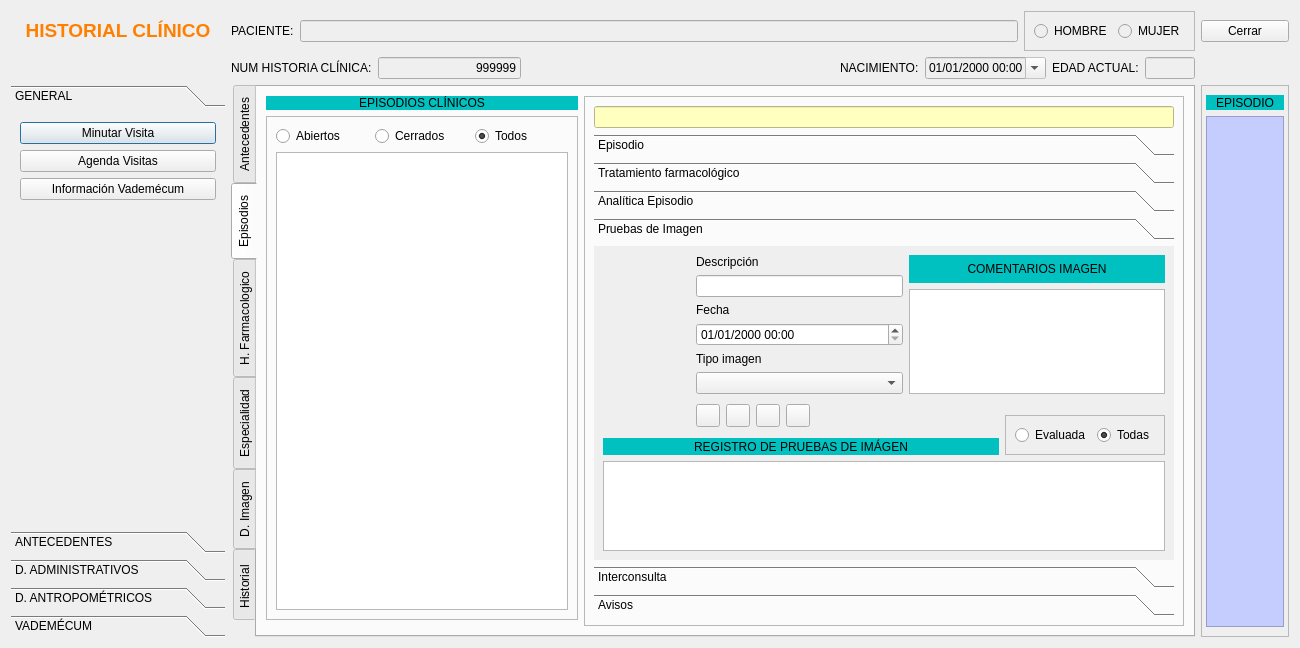
Qt form frmfichapaciente.ui (arcnexus/RedFoX) before a commit.
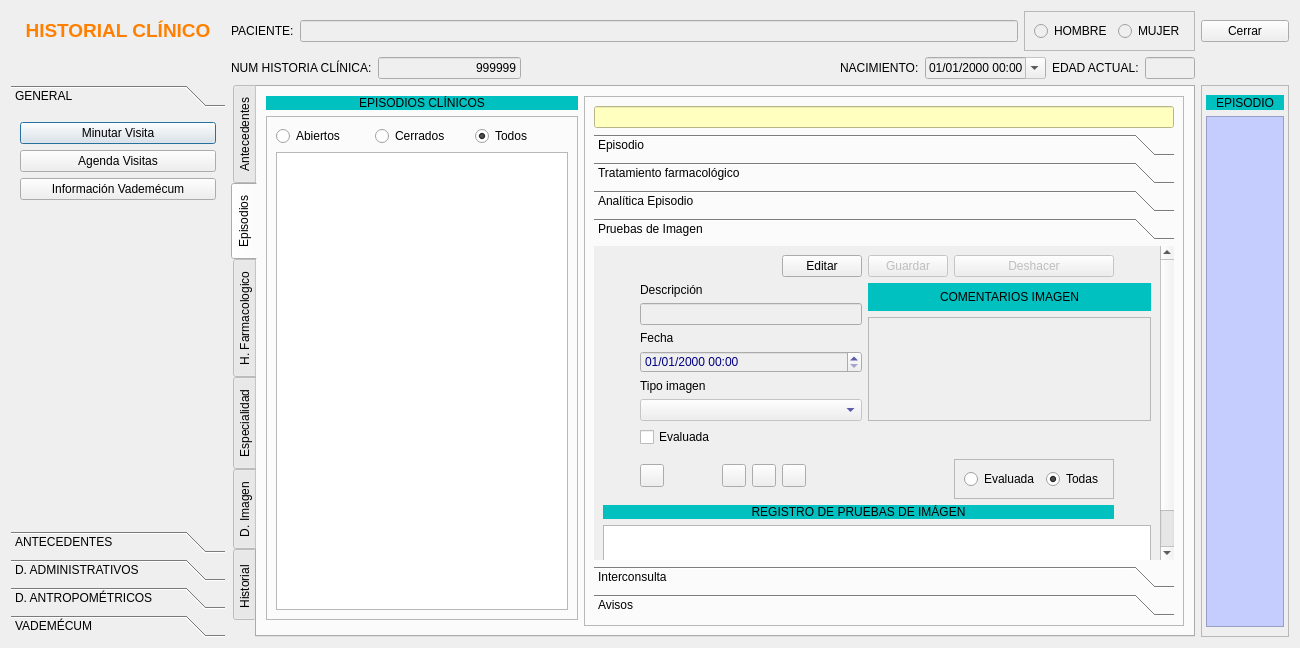
The same form after that commit. Icons and pictures are not drawn.

Commit message: Modificar registros de imagenes

The edit to the form file:
```diff
--- a/frmfichapaciente.ui
+++ b/frmfichapaciente.ui
@@ -2446,15 +2446,38 @@
               <rect>
                <x>0</x>
                <y>0</y>
-               <width>576</width>
-               <height>334</height>
+               <width>623</width>
+               <height>338</height>
               </rect>
              </property>
              <attribute name="label">
               <string>Pruebas de Imagen</string>
              </attribute>
              <layout class="QGridLayout" name="gridLayout_11">
-              <item row="0" column="0" rowspan="9">
+              <item row="0" column="6">
+               <widget class="QPushButton" name="pushButton_GuardarImagen">
+                <property name="enabled">
+                 <bool>false</bool>
+                </property>
+                <property name="text">
+                 <string>Guardar</string>
+                </property>
+               </widget>
+              </item>
+              <item row="11" column="0" colspan="8">
+               <widget class="QLabel" name="label_17">
+                <property name="styleSheet">
+                 <string notr="true">background-color: rgb(0, 192, 192);</string>
+                </property>
+                <property name="text">
+                 <string>REGISTRO DE PRUEBAS DE IMÁGEN</string>
+                </property>
+                <property name="alignment">
+                 <set>Qt::AlignCenter</set>
+                </property>
+               </widget>
+              </item>
+              <item row="1" column="0" rowspan="10">
                <widget class="QLabel" name="lblImagenDiagnostico">
                 <property name="maximumSize">
                  <size>
@@ -2470,14 +2493,14 @@
                 </property>
                </widget>
               </item>
-              <item row="0" column="1" colspan="3">
+              <item row="1" column="1" colspan="3">
                <widget class="QLabel" name="label_51">
                 <property name="text">
                  <string>Descripción</string>
                 </property>
                </widget>
               </item>
-              <item row="0" column="6" rowspan="2" colspan="2">
+              <item row="1" column="6" rowspan="2" colspan="3">
                <widget class="QLabel" name="label_87">
                 <property name="styleSheet">
                  <string notr="true">background-color: rgb(0, 192, 192);</string>
@@ -2490,37 +2513,64 @@
                 </property>
                </widget>
               </item>
-              <item row="1" column="1" rowspan="2" colspan="5">
-               <widget class="QLineEdit" name="lineEdit_descripcionimagen"/>
+              <item row="2" column="1" rowspan="2" colspan="5">
+               <widget class="QLineEdit" name="lineEdit_descripcionimagen">
+                <property name="enabled">
+                 <bool>false</bool>
+                </property>
+                <property name="styleSheet">
+                 <string notr="true">color: rgb(0, 0, 128);</string>
+                </property>
+               </widget>
               </item>
-              <item row="2" column="6" rowspan="5" colspan="2">
-               <widget class="QPlainTextEdit" name="txtComentariosImagen"/>
+              <item row="3" column="6" rowspan="5" colspan="3">
+               <widget class="QPlainTextEdit" name="txtComentariosImagen">
+                <property name="enabled">
+                 <bool>false</bool>
+                </property>
+                <property name="styleSheet">
+                 <string notr="true">color: rgb(0, 0, 128);</string>
+                </property>
+               </widget>
               </item>
-              <item row="3" column="1" colspan="2">
+              <item row="4" column="1" colspan="2">
                <widget class="QLabel" name="label_52">
                 <property name="text">
                  <string>Fecha</string>
                 </property>
                </widget>
               </item>
-              <item row="4" column="1" colspan="5">
+              <item row="7" column="1" colspan="5">
+               <widget class="QComboBox" name="comboBox_tipoImagen">
+                <property name="enabled">
+                 <bool>false</bool>
+                </property>
+                <property name="styleSheet">
+                 <string notr="true">color: rgb(0, 0, 128);</string>
+                </property>
+               </widget>
+              </item>
+              <item row="5" column="1" colspan="5">
                <widget class="QDateTimeEdit" name="dateEdit_fechaimagen">
+                <property name="enabled">
+                 <bool>false</bool>
+                </property>
+                <property name="styleSheet">
+                 <string notr="true">color: rgb(0, 0, 128);</string>
+                </property>
                 <property name="displayFormat">
                  <string>dd/MM/yyyy HH:mm</string>
                 </property>
                </widget>
               </item>
-              <item row="5" column="1" colspan="3">
+              <item row="6" column="1" colspan="3">
                <widget class="QLabel" name="label_53">
                 <property name="text">
                  <string>Tipo imagen</string>
                 </property>
                </widget>
               </item>
-              <item row="6" column="1" colspan="5">
-               <widget class="QComboBox" name="comboBox_tipoImagen"/>
-              </item>
-              <item row="7" column="1" rowspan="2">
+              <item row="9" column="1" rowspan="2">
                <widget class="QToolButton" name="btnAnadirImagen">
                 <property name="toolTip">
                  <string>Añadir prueba de imagen</string>
@@ -2534,7 +2584,7 @@
                 </property>
                </widget>
               </item>
-              <item row="7" column="2" rowspan="2">
+              <item row="9" column="2" rowspan="2">
                <widget class="QToolButton" name="btnBorrarImagen">
                 <property name="toolTip">
                  <string>Borrar prueba (Requiere contraseña de administrador)</string>
@@ -2548,7 +2598,7 @@
                 </property>
                </widget>
               </item>
-              <item row="7" column="3" rowspan="2">
+              <item row="9" column="3" rowspan="2">
                <widget class="QToolButton" name="btnVerImagen">
                 <property name="toolTip">
                  <string>Ver Imagen</string>
@@ -2562,7 +2612,7 @@
                 </property>
                </widget>
               </item>
-              <item row="7" column="4" rowspan="2">
+              <item row="9" column="4" rowspan="2">
                <widget class="QToolButton" name="btnImportarimagen">
                 <property name="toolTip">
                  <string>Importar Imagen</string>
@@ -2576,7 +2626,7 @@
                 </property>
                </widget>
               </item>
-              <item row="7" column="5" rowspan="2" colspan="2">
+              <item row="9" column="5" rowspan="2" colspan="2">
                <spacer name="horizontalSpacer_7">
                 <property name="orientation">
                  <enum>Qt::Horizontal</enum>
@@ -2589,7 +2639,20 @@
                 </property>
                </spacer>
               </item>
-              <item row="8" column="7" rowspan="2">
+              <item row="12" column="0" colspan="9">
+               <widget class="QTableWidget" name="listaImagenes"/>
+              </item>
+              <item row="0" column="7">
+               <widget class="QPushButton" name="pushButton_DeshacerImagen">
+                <property name="enabled">
+                 <bool>false</bool>
+                </property>
+                <property name="text">
+                 <string>Deshacer</string>
+                </property>
+               </widget>
+              </item>
+              <item row="10" column="7">
                <widget class="QFrame" name="frame_6">
                 <property name="frameShape">
                  <enum>QFrame::StyledPanel</enum>
@@ -2621,21 +2684,19 @@
                 </layout>
                </widget>
               </item>
-              <item row="9" column="0" colspan="7">
-               <widget class="QLabel" name="label_17">
-                <property name="styleSheet">
-                 <string notr="true">background-color: rgb(0, 192, 192);</string>
-                </property>
+              <item row="0" column="4" colspan="2">
+               <widget class="QPushButton" name="pushButton_editarimagen">
                 <property name="text">
-                 <string>REGISTRO DE PRUEBAS DE IMÁGEN</string>
-                </property>
-                <property name="alignment">
-                 <set>Qt::AlignCenter</set>
+                 <string>Editar</string>
                 </property>
                </widget>
               </item>
-              <item row="10" column="0" colspan="8">
-               <widget class="QTableWidget" name="listaImagenes"/>
+              <item row="8" column="1">
+               <widget class="QCheckBox" name="checkBox_evaluada">
+                <property name="text">
+                 <string>Evaluada</string>
+                </property>
+               </widget>
               </item>
              </layout>
             </widget>
```
Left out of the diff: 12 changed lines with no effect on the pictures. The commit also changes 5 other files.
